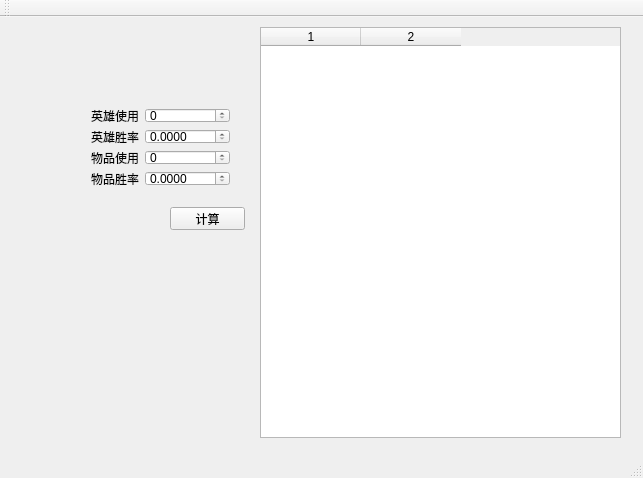
Before: the Qt Designer form mainwindow.ui in vkensou/DOTA2Statistics, drawn with Qt 5.
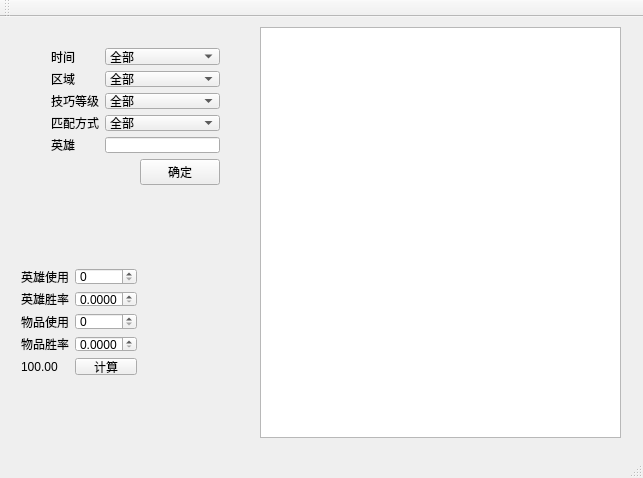
After: the same form once the commit is applied.

Commit message: Add config panel for dataconfig.

```diff
--- a/mainwindow.ui
+++ b/mainwindow.ui
@@ -17,20 +17,16 @@
    <widget class="QWidget" name="gridLayoutWidget">
     <property name="geometry">
      <rect>
-      <x>80</x>
-      <y>80</y>
-      <width>161</width>
-      <height>100</height>
+      <x>10</x>
+      <y>240</y>
+      <width>138</width>
+      <height>129</height>
      </rect>
     </property>
     <layout class="QFormLayout" name="formLayout">
-     <item row="0" column="0">
-      <widget class="QLabel" name="label">
-       <property name="text">
-        <string>英雄使用</string>
-       </property>
-      </widget>
-     </item>
+     <property name="fieldGrowthPolicy">
+      <enum>QFormLayout::AllNonFixedFieldsGrow</enum>
+     </property>
      <item row="0" column="1">
       <widget class="QSpinBox" name="spin_HeroUsed">
        <property name="maximum">
@@ -92,34 +88,29 @@
        </property>
       </widget>
      </item>
+     <item row="4" column="0">
+      <widget class="QLabel" name="lbl_result">
+       <property name="text">
+        <string>100.00</string>
+       </property>
+      </widget>
+     </item>
+     <item row="4" column="1">
+      <widget class="QPushButton" name="btn_CalcX2">
+       <property name="text">
+        <string>计算</string>
+       </property>
+      </widget>
+     </item>
+     <item row="0" column="0">
+      <widget class="QLabel" name="label">
+       <property name="text">
+        <string>英雄使用</string>
+       </property>
+      </widget>
+     </item>
     </layout>
    </widget>
-   <widget class="QPushButton" name="btn_CalcX2">
-    <property name="geometry">
-     <rect>
-      <x>170</x>
-      <y>190</y>
-      <width>75</width>
-      <height>23</height>
-     </rect>
-    </property>
-    <property name="text">
-     <string>计算</string>
-    </property>
-   </widget>
-   <widget class="QLabel" name="lbl_result">
-    <property name="geometry">
-     <rect>
-      <x>80</x>
-      <y>230</y>
-      <width>54</width>
-      <height>12</height>
-     </rect>
-    </property>
-    <property name="text">
-     <string/>
-    </property>
-   </widget>
    <widget class="QTableWidget" name="table_items">
     <property name="geometry">
      <rect>
@@ -139,7 +130,7 @@
      <number>2</number>
     </property>
     <attribute name="horizontalHeaderVisible">
-     <bool>true</bool>
+     <bool>false</bool>
     </attribute>
     <attribute name="verticalHeaderVisible">
      <bool>false</bool>
@@ -147,6 +138,190 @@
     <column/>
     <column/>
    </widget>
+   <widget class="QWidget" name="verticalLayoutWidget">
+    <property name="geometry">
+     <rect>
+      <x>40</x>
+      <y>20</y>
+      <width>191</width>
+      <height>159</height>
+     </rect>
+    </property>
+    <layout class="QVBoxLayout" name="verticalLayout">
+     <item>
+      <layout class="QGridLayout" name="gridLayout">
+       <item row="4" column="1">
+        <widget class="QLineEdit" name="edt_heroname"/>
+       </item>
+       <item row="4" column="0">
+        <widget class="QLabel" name="label_9">
+         <property name="text">
+          <string>英雄</string>
+         </property>
+        </widget>
+       </item>
+       <item row="1" column="0">
+        <widget class="QLabel" name="label_6">
+         <property name="text">
+          <string>区域</string>
+         </property>
+        </widget>
+       </item>
+       <item row="1" column="1">
+        <widget class="QComboBox" name="cbb_server">
+         <item>
+          <property name="text">
+           <string>全部</string>
+          </property>
+         </item>
+         <item>
+          <property name="text">
+           <string>中国</string>
+          </property>
+         </item>
+         <item>
+          <property name="text">
+           <string>国外</string>
+          </property>
+         </item>
+        </widget>
+       </item>
+       <item row="0" column="0">
+        <widget class="QLabel" name="label_5">
+         <property name="text">
+          <string>时间</string>
+         </property>
+        </widget>
+       </item>
+       <item row="2" column="0">
+        <widget class="QLabel" name="label_7">
+         <property name="text">
+          <string>技巧等级</string>
+         </property>
+        </widget>
+       </item>
+       <item row="3" column="0">
+        <widget class="QLabel" name="label_8">
+         <property name="text">
+          <string>匹配方式</string>
+         </property>
+        </widget>
+       </item>
+       <item row="2" column="1">
+        <widget class="QComboBox" name="cbb_skill">
+         <item>
+          <property name="text">
+           <string>全部</string>
+          </property>
+         </item>
+         <item>
+          <property name="text">
+           <string>Normal</string>
+          </property>
+         </item>
+         <item>
+          <property name="text">
+           <string>High</string>
+          </property>
+         </item>
+         <item>
+          <property name="text">
+           <string>Very High</string>
+          </property>
+         </item>
+         <item>
+          <property name="text">
+           <string>职业比赛</string>
+          </property>
+         </item>
+        </widget>
+       </item>
+       <item row="3" column="1">
+        <widget class="QComboBox" name="cbb_matchtype">
+         <item>
+          <property name="text">
+           <string>全部</string>
+          </property>
+         </item>
+         <item>
+          <property name="text">
+           <string>普通</string>
+          </property>
+         </item>
+         <item>
+          <property name="text">
+           <string>天梯</string>
+          </property>
+         </item>
+         <item>
+          <property name="text">
+           <string>SOLO</string>
+          </property>
+         </item>
+        </widget>
+       </item>
+       <item row="0" column="1">
+        <widget class="QComboBox" name="cbb_time">
+         <item>
+          <property name="text">
+           <string>全部</string>
+          </property>
+         </item>
+         <item>
+          <property name="text">
+           <string>本月</string>
+          </property>
+         </item>
+         <item>
+          <property name="text">
+           <string>本周</string>
+          </property>
+         </item>
+         <item>
+          <property name="text">
+           <string>6.84</string>
+          </property>
+         </item>
+         <item>
+          <property name="text">
+           <string>6.83</string>
+          </property>
+         </item>
+         <item>
+          <property name="text">
+           <string>6.82</string>
+          </property>
+         </item>
+        </widget>
+       </item>
+      </layout>
+     </item>
+     <item>
+      <layout class="QHBoxLayout" name="horizontalLayout">
+       <item>
+        <spacer name="horizontalSpacer">
+         <property name="orientation">
+          <enum>Qt::Horizontal</enum>
+         </property>
+         <property name="sizeHint" stdset="0">
+          <size>
+           <width>40</width>
+           <height>20</height>
+          </size>
+         </property>
+        </spacer>
+       </item>
+       <item>
+        <widget class="QPushButton" name="btn_calc">
+         <property name="text">
+          <string>确定</string>
+         </property>
+        </widget>
+       </item>
+      </layout>
+     </item>
+    </layout>
+   </widget>
   </widget>
   <widget class="QMenuBar" name="menuBar">
    <property name="geometry">
```
The commit also changes 4 other files.
